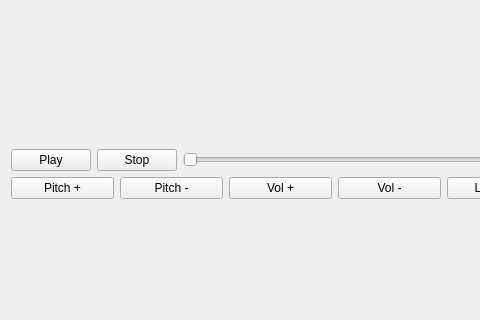
The window that VideoPlayer.ui (arton0306/VideoPlayer) describes before a commit, drawn with Qt 5; both pictures show x 0 to 480 and y 87 to 407 of the 779 by 527 pixel window.
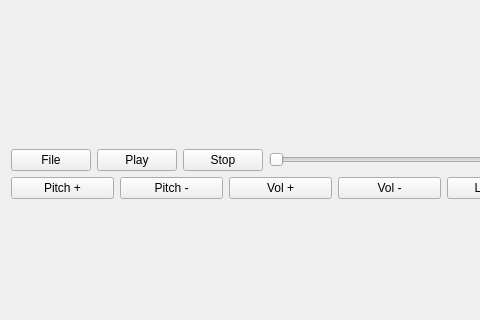
The same window after the commit.

Commit message:
add select file to play different video
there's a bug if a video finish then select new file

```diff
--- a/VideoPlayer.ui
+++ b/VideoPlayer.ui
@@ -23,7 +23,14 @@
       <item>
        <layout class="QHBoxLayout" name="horizontalLayout">
         <item>
-         <widget class="QPushButton" name="pushButton_3">
+         <widget class="QPushButton" name="mFileSelect">
+          <property name="text">
+           <string>File</string>
+          </property>
+         </widget>
+        </item>
+        <item>
+         <widget class="QPushButton" name="mPlayButton">
           <property name="text">
            <string>Play</string>
           </property>
```
Left out of the diff: 2 changed lines with no effect on the pictures. The commit also changes 8 other files.
